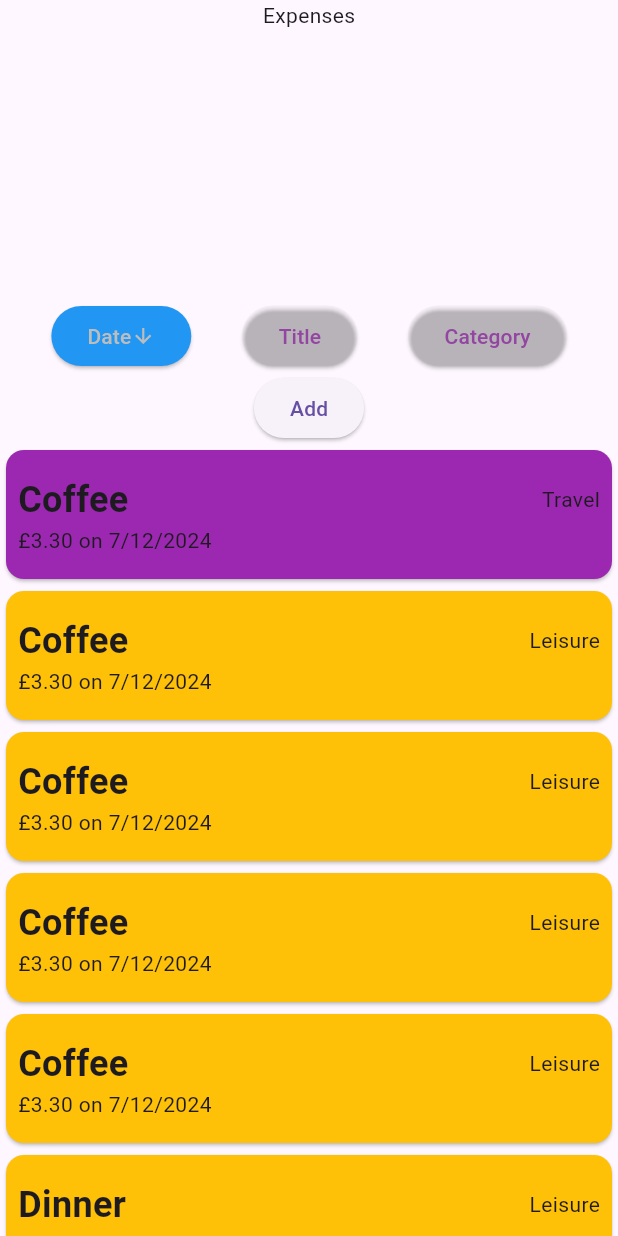
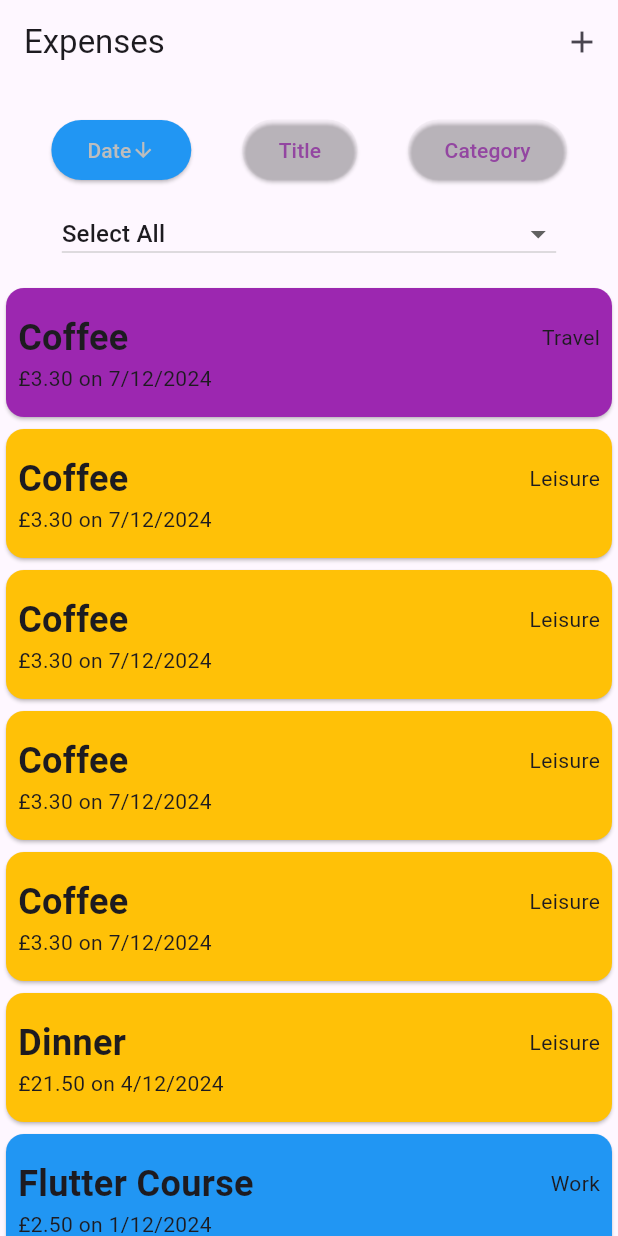
Before and after one commit to Dannyj1984/flutter-expenses, a Flutter app: the screen it shows after launch, after a tap on "Date", on a phone screen of 412 x 824 dp. Run offline on Flutter 3.47's test engine with Material 3 defaults, Android fonts, the phone set to English and light mode, and no system bars; network calls fail.

Commit message:
feat: building appbar and new expense modal

```diff
--- a/expense_tracker/lib/main.dart
+++ b/expense_tracker/lib/main.dart
@@ -4,8 +4,9 @@ import 'package:expense_tracker/widgets/expenses.dart';
 
 void main() {
   runApp(
-    const MaterialApp(
-      home: Expenses(),
+    MaterialApp(
+      theme: ThemeData(useMaterial3: true),
+      home: const Expenses(),
     ),
   );
 }
--- a/expense_tracker/lib/widgets/expenses.dart
+++ b/expense_tracker/lib/widgets/expenses.dart
@@ -1,8 +1,12 @@
+import 'dart:async';
+import 'dart:convert';
 import 'dart:math';
 
 import 'package:expense_tracker/widgets/expenses_list.dart';
 import 'package:expense_tracker/models/expense.dart';
+import 'package:expense_tracker/widgets/new_expense.dart';
 import 'package:flutter/material.dart';
+import 'package:http/http.dart' as http;
 
 enum Filter { date, title, category }
 
@@ -21,6 +25,8 @@ class _ExpensesState extends State<Expenses> {
   bool _filterTitle = true;
   bool _filterCategory = true;
   Filter _selectedFilter = Filter.date;
+  Category? _selectedCategory;
+  late Future<int?> _value;
   final List<Expense> expenses = [
     Expense(
         amount: 2.50,
@@ -58,11 +64,32 @@ class _ExpensesState extends State<Expenses> {
         date: DateTime.parse('2024-12-07'),
         category: Category.leisure),
   ];
+  var _filteredExpenses = <Expense>[];
 
   @override
   void initState() {
+    _value = _getValue();
     super.initState();
     _sortedExpenses = [...expenses];
+  }
+
+  void _openAddExpenseOverlay() {
+    showModalBottomSheet(
+        context: context,
+        builder: (ctx) {
+          return const NewExpense();
+        });
+  }
+
+  Future<int?> _getValue() async {
+    var res = await http.get(
+        Uri.parse('https://6f1531b8bdd4433eb234718b6e9083f6.api.mockbin.io/'));
+    if (res.statusCode == 200) {
+      var data = jsonDecode(res.body);
+      return data["number"];
+    } else {
+      throw Exception('Failed to load album');
+    }
   }
 
   Expense _newExpense() {
@@ -74,7 +101,7 @@ class _ExpensesState extends State<Expenses> {
   }
 
   double _randomAmount() {
-    return Random().nextDouble() * 1000;
+    return Random().nextDouble() * 100;
   }
 
   Category _randomCategory() {
@@ -218,16 +245,67 @@ class _ExpensesState extends State<Expenses> {
     );
   }
 
+  Row _filterOptions() {
+    return Row(
+      mainAxisAlignment: MainAxisAlignment.center,
+      children: [
+        SizedBox(
+          width: MediaQuery.of(context).size.width * 0.8,
+          child: DropdownButton<Category>(
+            value: _selectedCategory,
+            iconSize: 24,
+            isExpanded: true,
+            isDense: true,
+            hint: const Text('Select'),
+            onChanged: (Category? newValue) {
+              setState(() {
+                _selectedCategory = newValue;
+                _filteredExpenses = expenses
+                    .where((element) => element.category == _selectedCategory)
+                    .toList();
+              });
+            },
+            items: [
+              const DropdownMenuItem<Category>(
+                value: null,
+                child: Text('Select All'),
+              ),
+              ...Category.values
+                  .map<DropdownMenuItem<Category>>((Category category) {
+                return DropdownMenuItem<Category>(
+                  value: category,
+                  child: Text(category.name),
+                );
+              }),
+            ],
+          ),
+        ),
+      ],
+    );
+  }
+
   @override
   Widget build(BuildContext context) {
     return Scaffold(
+      appBar: AppBar(
+        actions: [
+          IconButton(
+              onPressed: _openAddExpenseOverlay, icon: const Icon(Icons.add))
+        ],
+        title: const Text('Expenses'),
+      ),
       body: Column(
         children: [
-          const SizedBox(height: 200, child: Text("Expenses")),
+          const SizedBox(height: 20),
           _buttons(),
-          _addButton(),
+          const SizedBox(height: 20),
+          _filterOptions(),
+          const SizedBox(height: 20),
           Expanded(
-            child: ExpenseList(expenses: _sortedExpenses),
+            child: ExpenseList(
+                expenses: _filteredExpenses.isNotEmpty
+                    ? _filteredExpenses
+                    : _sortedExpenses),
           ),
         ],
       ),
--- a/expense_tracker/pubspec.yaml
+++ b/expense_tracker/pubspec.yaml
@@ -36,6 +36,7 @@ dependencies:
   # Use with the CupertinoIcons class for iOS style icons.
   cupertino_icons: ^1.0.6
   uuid: ^4.5.1
+  http: ^1.2.2
 
 dev_dependencies:
   flutter_test:
```
Also changed, not shown: expense_tracker/lib/widgets/new_expense.dart (added, +17 -0 lines), expense_tracker/pubspec.lock.
